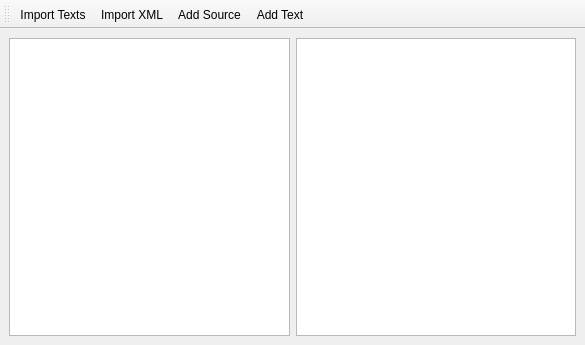
The window that src/texts/library.ui (coryo/amphetype2) describes before a commit, drawn with Qt 5.
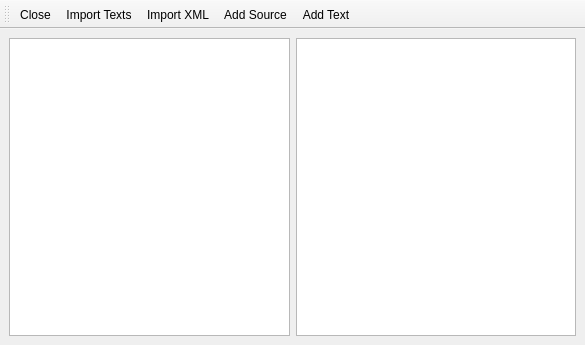
The same window after the commit.

Commit message: close window action

Diff of the .ui file:
```diff
--- a/src/texts/library.ui
+++ b/src/texts/library.ui
@@ -80,6 +80,7 @@
    <attribute name="toolBarBreak">
     <bool>false</bool>
    </attribute>
+   <addaction name="actionClose"/>
    <addaction name="actionImport_Texts"/>
    <addaction name="actionImport_XML"/>
    <addaction name="actionAdd_Source"/>
@@ -105,6 +106,14 @@
     <string>Import XML</string>
    </property>
   </action>
+  <action name="actionClose">
+   <property name="text">
+    <string>Close</string>
+   </property>
+   <property name="shortcut">
+    <string>Ctrl+W</string>
+   </property>
+  </action>
  </widget>
  <resources/>
  <connections/>
```
